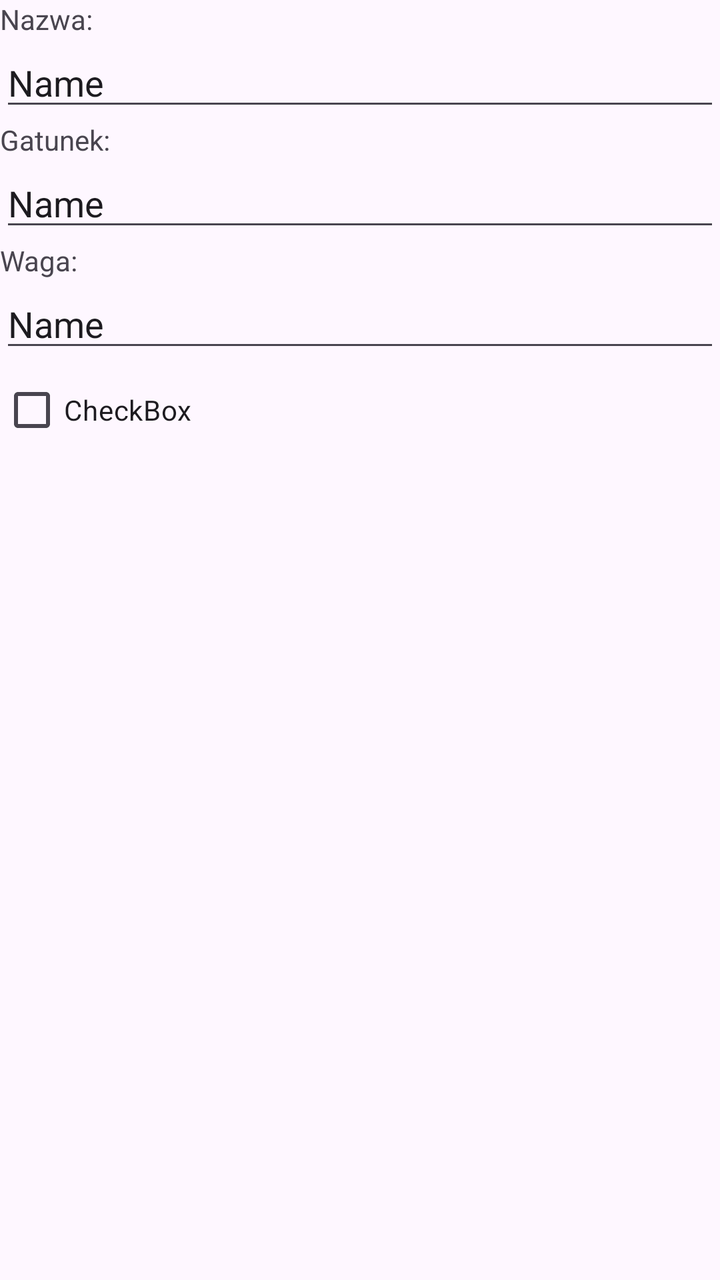
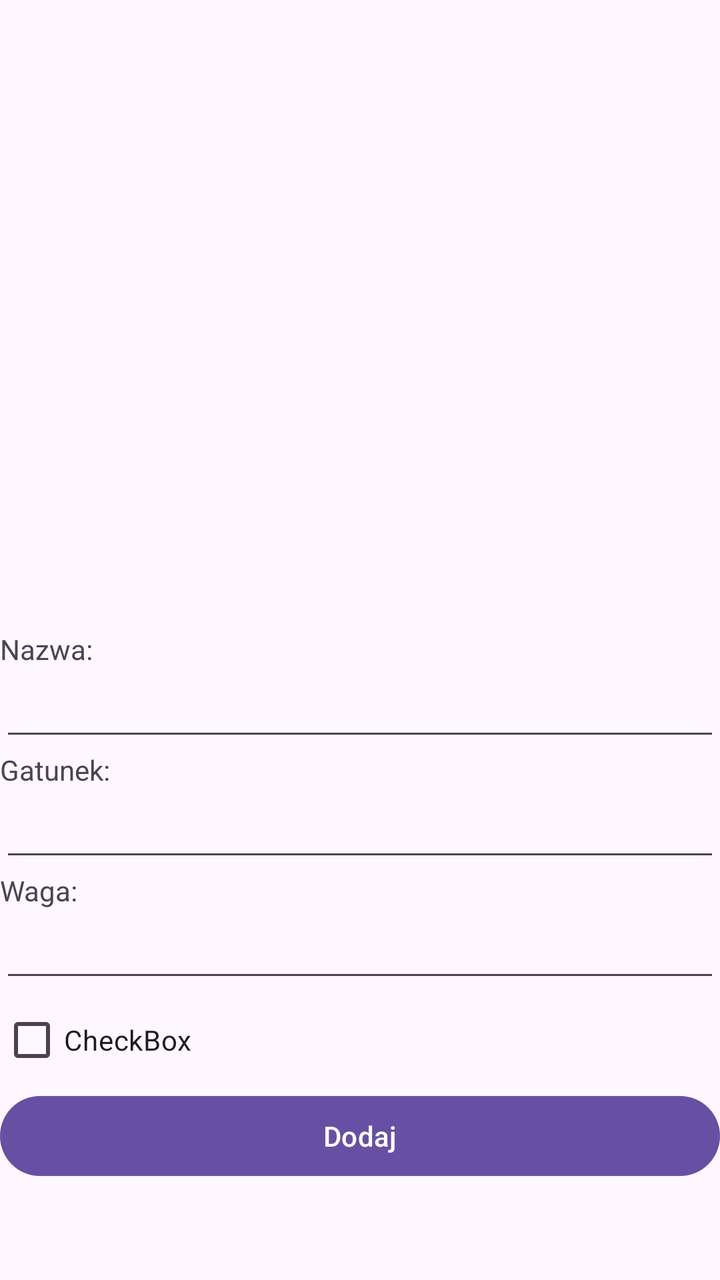

An Android layout rendered at two revisions. The XML below is the earlier revision; the diff shows what the commit changed to produce the second picture.
<!-- AndroidManifest.xml: application theme Theme.RoomZwierzetaT -->
<!-- res/layout/activity_main.xml -->
<?xml version="1.0" encoding="utf-8"?>
<LinearLayout xmlns:android="http://schemas.android.com/apk/res/android"
    xmlns:app="http://schemas.android.com/apk/res-auto"
    xmlns:tools="http://schemas.android.com/tools"
    android:id="@+id/main"
    android:layout_width="match_parent"
    android:layout_height="match_parent"
    android:orientation="vertical"
    android:layout_marginTop="40dp"
    tools:context=".MainActivity">

    <TextView
        android:layout_width="wrap_content"
        android:layout_height="wrap_content"
        android:text="Nazwa:" />

    <EditText
        android:id="@+id/editTextText"
        android:layout_width="match_parent"
        android:layout_height="wrap_content"
        android:ems="10"
        android:inputType="text"
        android:text="Name" />

    <TextView
        android:id="@+id/textView"
        android:layout_width="match_parent"
        android:layout_height="wrap_content"
        android:text="Gatunek:" />

    <EditText
        android:id="@+id/editTextText2"
        android:layout_width="match_parent"
        android:layout_height="wrap_content"
        android:ems="10"
        android:inputType="text"
        android:text="Name" />

    <TextView
        android:id="@+id/textView2"
        android:layout_width="match_parent"
        android:layout_height="wrap_content"
        android:text="Waga:" />

    <EditText
        android:id="@+id/editTextText3"
        android:layout_width="match_parent"
        android:layout_height="wrap_content"
        android:ems="10"
        android:inputType="text"
        android:text="Name" />

    <CheckBox
        android:id="@+id/checkBox"
        android:layout_width="match_parent"
        android:layout_height="wrap_content"
        android:text="CheckBox" />

</LinearLayout>
<!-- resources referenced by this layout -->
<resources>
  <style name="Theme.RoomZwierzetaT" parent="Base.Theme.RoomZwierzetaT" />
  <style name="Base.Theme.RoomZwierzetaT" parent="Theme.Material3.DayNight.NoActionBar">
          
          
      </style>
</resources>

<!-- the commit's change to res/layout/activity_main.xml (unified diff, before → after) -->
@@ -8,6 +8,12 @@
     android:orientation="vertical"
     android:layout_marginTop="40dp"
     tools:context=".MainActivity">
+
+    <ListView
+        android:id="@+id/listView"
+        android:layout_width="match_parent"
+        android:layout_height="wrap_content"
+        android:layout_weight="1"/>
 
     <TextView
         android:layout_width="wrap_content"
@@ -20,7 +26,7 @@
         android:layout_height="wrap_content"
         android:ems="10"
         android:inputType="text"
-        android:text="Name" />
+        android:text="" />
 
     <TextView
         android:id="@+id/textView"
@@ -34,7 +40,7 @@
         android:layout_height="wrap_content"
         android:ems="10"
         android:inputType="text"
-        android:text="Name" />
+        android:text="" />
 
     <TextView
         android:id="@+id/textView2"
@@ -48,7 +54,7 @@
         android:layout_height="wrap_content"
         android:ems="10"
         android:inputType="text"
-        android:text="Name" />
+        android:text="" />
 
     <CheckBox
         android:id="@+id/checkBox"
@@ -56,4 +62,16 @@
         android:layout_height="wrap_content"
         android:text="CheckBox" />
 
+    <Button
+        android:id="@+id/button"
+        android:layout_width="match_parent"
+        android:layout_height="wrap_content"
+        android:text="Dodaj" />
+
+    <Button
+        android:id="@+id/buttonAktualizacja"
+        android:layout_width="match_parent"
+        android:layout_height="wrap_content"
+        android:visibility="invisible"
+        android:text="uaktualnij" />
 </LinearLayout>
